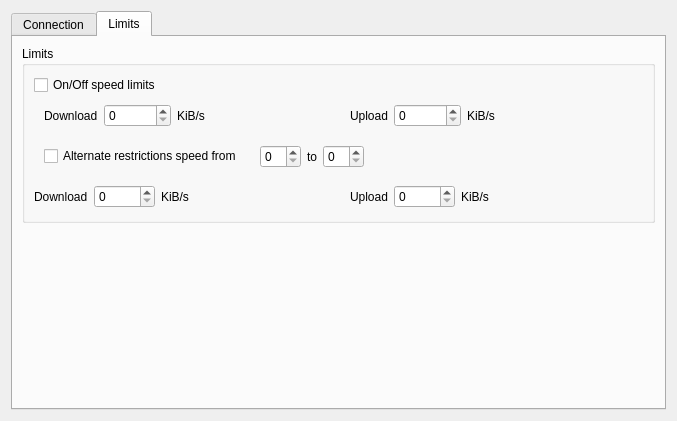
eiskaltdcpp/eiskaltdcpp, file eiskaltdcpp/ui/UISettingsConnection.ui: the form before one commit.
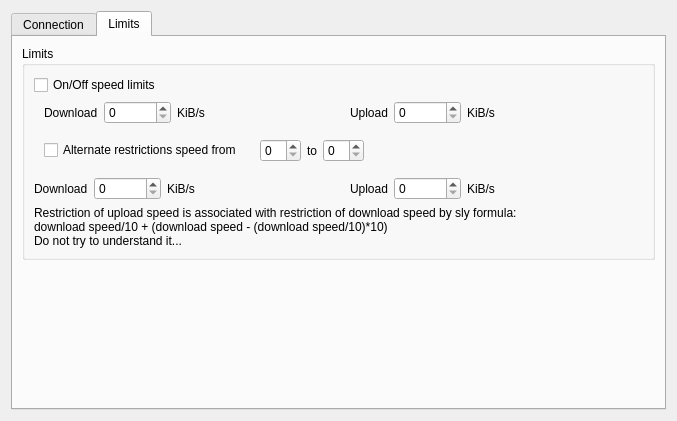
The form after the commit. The open tabs and pages were chosen to show the change.

Diff of the .ui file:
```diff
--- a/eiskaltdcpp/ui/UISettingsConnection.ui
+++ b/eiskaltdcpp/ui/UISettingsConnection.ui
@@ -521,7 +521,7 @@
                   <item>
                    <widget class="QSpinBox" name="spinBox_DOWN_LIMIT_TIME">
                     <property name="maximum">
-                     <number>15000</number>
+                     <number>125000</number>
                     </property>
                    </widget>
                   </item>
@@ -555,7 +555,7 @@
                   <item>
                    <widget class="QSpinBox" name="spinBox_UP_LIMIT_TIME">
                     <property name="maximum">
-                     <number>15000</number>
+                     <number>125000</number>
                     </property>
                    </widget>
                   </item>
@@ -587,6 +587,18 @@
             </layout>
            </widget>
           </item>
+          <item>
+           <widget class="QLabel" name="label_18">
+            <property name="text">
+             <string>Restriction of upload speed is associated with restriction of download speed by sly formula:
+download speed/10 + (download speed - (download speed/10)*10)
+Do not try to understand it...</string>
+            </property>
+            <property name="wordWrap">
+             <bool>true</bool>
+            </property>
+           </widget>
+          </item>
          </layout>
         </widget>
        </item>
```
